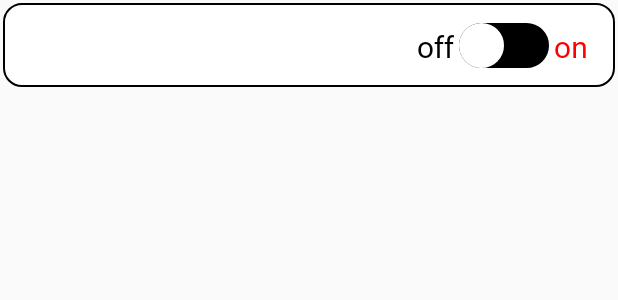
After one commit to Choisehyeon/kakao_Bluetooth_TTS, an Android app: the layout child_ats.xml on its own in the app's theme, with its tools: preview values and no code run, on a phone screen of 412 x 824 dp. The commit adds this screen. Shown: the top 300 px of the screen. Run offline under Robolectric (Android 15) with nearby library versions, the phone set to English and light mode, and no system bars.

Commit message:
TTS 완성

```diff
--- a/codes/BluetoothProject/app/src/main/AndroidManifest.xml
+++ b/codes/BluetoothProject/app/src/main/AndroidManifest.xml
@@ -31,7 +31,7 @@
                 <category android:name="android.intent.category.LAUNCHER" />
             </intent-filter>
         </activity>
-        <activity android:name=".MainActivity"></activity>
+        <activity android:name=".MainActivity" />
 
         <service
             android:name=".NotificationListener"
--- /dev/null
+++ b/codes/BluetoothProject/app/src/main/res/layout/child_ats.xml
@@ -0,0 +1,63 @@
+<?xml version="1.0" encoding="utf-8"?>
+<androidx.constraintlayout.widget.ConstraintLayout xmlns:android="http://schemas.android.com/apk/res/android"
+    xmlns:app="http://schemas.android.com/apk/res-auto"
+    xmlns:tools="http://schemas.android.com/tools"
+    android:layout_width="match_parent"
+    android:layout_height="60dp"
+    android:background="@drawable/borderline">
+
+    <TextView
+        android:id="@+id/child_title_ats"
+        android:layout_width="wrap_content"
+        android:layout_height="20dp"
+        android:layout_marginLeft="20dp"
+        android:layout_marginTop="20dp"
+        android:gravity="center_vertical"
+        android:fontFamily="@font/yestreetl"
+        android:textSize="20dp"
+        android:textColor="#000000"
+        android:includeFontPadding="false"
+        app:layout_constraintLeft_toLeftOf="parent"
+        app:layout_constraintTop_toTopOf="parent" />
+
+    <TextView
+        android:id="@+id/text1"
+        android:layout_width="wrap_content"
+        android:layout_height="20dp"
+        android:layout_marginTop="20dp"
+        android:layout_marginEnd="3dp"
+        android:text="off"
+        android:textColor="#000000"
+        android:textSize="20dp"
+        android:includeFontPadding="false"
+        android:fontFamily="@font/yestreetl"
+        app:layout_constraintEnd_toStartOf="@+id/alarm_check"
+        app:layout_constraintTop_toTopOf="parent" />
+
+    <Switch
+        android:id="@+id/alarm_check"
+        android:layout_width="wrap_content"
+        android:layout_height="wrap_content"
+        android:layout_marginEnd="3dp"
+        android:textOff=""
+        android:textOn=""
+        android:thumb="@drawable/shape_switch_thumb"
+        android:track="@drawable/selector_switch"
+        app:layout_constraintBottom_toBottomOf="parent"
+        app:layout_constraintEnd_toStartOf="@+id/text2"
+        app:layout_constraintTop_toTopOf="parent" />
+
+    <TextView
+        android:id="@+id/text2"
+        android:layout_width="wrap_content"
+        android:layout_height="20dp"
+        android:layout_marginTop="20dp"
+        android:layout_marginEnd="20dp"
+        android:text="on"
+        android:textColor="#FF0000"
+        android:textSize="20dp"
+        android:includeFontPadding="false"
+        android:fontFamily="@font/yestreetl"
+        app:layout_constraintEnd_toEndOf="parent"
+        app:layout_constraintTop_toTopOf="parent" />
+</androidx.constraintlayout.widget.ConstraintLayout>
```
Also changed, not shown: codes/BluetoothProject/app/src/main/java/com/example/bluetoothproject/ExpandableListAdapter.java (+112 -91 lines), codes/BluetoothProject/app/src/main/java/com/example/bluetoothproject/MainActivity.java (+7 -6 lines), codes/BluetoothProject/app/src/main/java/com/example/bluetoothproject/NotificationListener.java (+48 -32 lines), codes/BluetoothProject/app/src/main/res/layout/child_cts.xml (added, +63 -0 lines), codes/BluetoothProject/app/src/main/res/layout/child_dts.xml (added, +63 -0 lines), codes/BluetoothProject/app/src/main/res/layout/child_sts.xml (added, +63 -0 lines), 2 other files.
